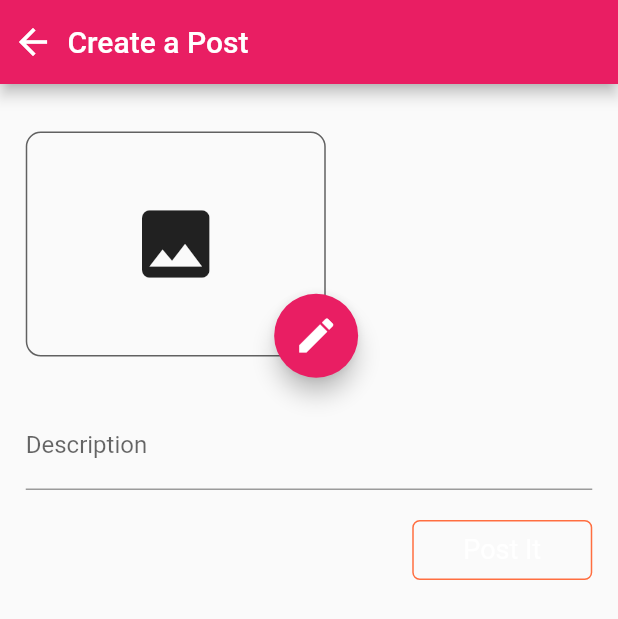
After one commit to Saran-Kaanth/my_mentor, a Flutter app: the PostAddScreen screen opened directly, on a phone screen of 412 x 824 dp. The commit adds this screen. Shown: the top 619 px of the screen. Run offline on Flutter 3.47's test engine with Material 2 defaults, Android fonts, the phone set to English and light mode, and no system bars; our stand-ins replace date_field, email_validator, firebase_auth, firebase_core, firebase_database, firebase_storage and 7 more; missing offline and left inert: form_controller; accounts and stored records are empty.

Commit message:
post data commit

```diff
--- a/lib/blocs/postBloc/post_event.dart
+++ b/lib/blocs/postBloc/post_event.dart
@@ -5,3 +5,10 @@ abstract class PostEvent {}
 class PostLoadingEvent extends PostEvent {}
 
 class PostLoadedEvent extends PostEvent {}
+
+class PostSubmittingEvent extends PostEvent {
+  String photoUrl;
+  String postDescription;
+
+  PostSubmittingEvent(this.photoUrl, this.postDescription);
+}
--- a/lib/blocs/postBloc/post_state.dart
+++ b/lib/blocs/postBloc/post_state.dart
@@ -6,6 +6,17 @@ class PostInitialState extends PostState {}
 
 class PostLoadingState extends PostState {}
 
+class PostImageUploadingState extends PostState {}
+
+class PostImageUploadedState extends PostState {}
+
+class PostUploadingState extends PostState {}
+
+class PostUploadedState extends PostState {}
+
 class PostLoadedState extends PostState {}
 
-class PostErrorState extends PostState {}
+class PostErrorState extends PostState {
+  String errorMessage;
+  PostErrorState(this.errorMessage);
+}
--- a/lib/data/repositories/models/post.dart
+++ b/lib/data/repositories/models/post.dart
@@ -1,10 +1,10 @@
 class Post {
-  final String postId;
-  final String postedBy;
-  final String authorId;
-  final String postDate;
-  final String postUrl;
-  final String postDescription;
+  String? postId;
+  String? postedBy;
+  String? authorId;
+  String? postDate;
+  String? postUrl;
+  String? postDescription;
   int? likes;
 
   Post(this.postUrl, this.postId, this.postedBy, this.authorId, this.postDate,
--- /dev/null
+++ b/lib/screens/post_add_screen.dart
@@ -0,0 +1,191 @@
+import 'dart:io';
+
+import 'package:flutter/cupertino.dart';
+import 'package:flutter/material.dart';
+import 'package:flutter_bloc/flutter_bloc.dart';
+import 'package:image_cropper/image_cropper.dart';
+import 'package:image_picker/image_picker.dart';
+import 'package:my_mentor/blocs/postBloc/post_bloc.dart';
+import 'package:my_mentor/screens/my_profile_screen.dart';
+import 'package:firebase_storage/firebase_storage.dart';
+
+class PostAddScreen extends StatefulWidget {
+  const PostAddScreen({Key? key}) : super(key: key);
+  @override
+  State<StatefulWidget> createState() => PostAddScreenState();
+}
+
+class PostAddScreenState extends State<PostAddScreen> {
+  File? imageFile;
+  String? postDescription;
+
+  @override
+  void initState() {
+    super.initState();
+  }
+
+  @override
+  void dispose() {
+    // tabController.dispose();
+    super.dispose();
+  }
+
+  void chooseImage(ImageSource source) async {
+    // final ImagePicker imagePicker=ImagePicker();
+    XFile? pickedFile = await ImagePicker()
+        .pickImage(source: source, maxHeight: 1080, maxWidth: 1080);
+    cropImage(pickedFile!.path);
+    // setState(() {
+    //   imageFile = File(pickedFile!.path);
+    // });
+    print("cropped");
+  }
+
+  void cropImage(filePath) async {
+    CroppedFile? croppedImage = await ImageCropper()
+        .cropImage(sourcePath: filePath, maxHeight: 1080, maxWidth: 1080);
+    if (croppedImage != null) {
+      setState(() {
+        print("hello image");
+        print(croppedImage);
+        print(croppedImage.path);
+        print(imageFile);
+        imageFile = File(croppedImage.path);
+      });
+    } else {
+      print("not cropped");
+    }
+  }
+
+  @override
+  Widget build(BuildContext context) {
+    Size size = MediaQuery.of(context).size;
+    final postBloc = BlocProvider.of<PostBloc>(context);
+    return Scaffold(
+      appBar: AppBar(
+        title: Text("Create a Post"),
+        titleSpacing: 25,
+        automaticallyImplyLeading: false,
+        leading: IconButton(
+            splashColor: Colors.white,
+            splashRadius: 20,
+            alignment: Alignment.centerLeft,
+            onPressed: () {
+              print("back");
+              Navigator.pop(context);
+            },
+            icon: Icon(
+              Icons.arrow_back_sharp,
+              size: 28,
+            )),
+        leadingWidth: 20,
+      ),
+      body: SingleChildScrollView(
+        child: Padding(
+            padding: EdgeInsets.symmetric(
+                vertical: size.width / 13, horizontal: size.width / 24),
+            child: Column(
+              mainAxisAlignment: MainAxisAlignment.start,
+              crossAxisAlignment: CrossAxisAlignment.start,
+              children: [
+                // Container(
+                //   height: size.height,
+                //   width: size.width,
+                //   color: Colors.blue,
+                // )
+                Stack(
+                  alignment: Alignment(1.3, 1.3),
+                  children: [
+                    imageFile != null
+                        ? Container(
+                            child: Image.file(
+                              imageFile!,
+                              width: 200,
+                              height: 150,
+                              // fit: BoxFit.fill,
+                            ),
+                          )
+                        : imageContainer(Icon(
+                            Icons.image,
+                            size: 60,
+                          )),
+                    FloatingActionButton(
+                      onPressed: () async {
+                        chooseImage(ImageSource.gallery);
+                      },
+                      child: Container(
+                        height: 30,
+                        width: 30,
+                        // color: Colors.blue,
+                        // decoration: BoxDecoration(
+                        //     // border: Border.all(color: Colors.deepOrangeAccent),
+                        //     borderRadius: BorderRadius.circular(150)),
+                        child: Icon(
+                          Icons.edit,
+                          size: 30,
+                        ),
+                      ),
+                    ),
+                  ],
+                ),
+                spaceBox(30),
+                TextFormField(
+                  // style: UIStuff.formInputStyle,
+                  // controller: _noteController,
+                  style: TextStyle(
+                    color: Colors.white,
+                  ),
+                  keyboardType: TextInputType.multiline,
+                  maxLines: null,
+                  decoration: const InputDecoration(
+                    labelText: "Description",
+                  ),
+                  onChanged: (value) => postDescription = value.toString(),
+                ),
+                spaceBox(20),
+                Row(
+                  mainAxisAlignment: MainAxisAlignment.end,
+                  children: [
+                    InkWell(
+                      onTap: () {
+                        postBloc.add(PostSubmittingEvent(
+                            imageFile!.path, postDescription!));
+                      },
+                      splashColor: Colors.deepOrangeAccent,
+                      child: Container(
+                        child: Padding(
+                          padding:
+                              EdgeInsets.symmetric(vertical: 8, horizontal: 2),
+                          child: Text(
+                            "Post It",
+                            textAlign: TextAlign.center,
+                            style: TextStyle(color: Colors.white, fontSize: 18),
+                          ),
+                        ),
+                        width: 120,
+                        height: 40,
+                        decoration: BoxDecoration(
+                            borderRadius: BorderRadius.all(Radius.circular(5)),
+                            border: Border.all(color: Colors.deepOrangeAccent)),
+                      ),
+                    )
+                  ],
+                )
+              ],
+            )),
+      ),
+    );
+  }
+
+  Widget imageContainer(Widget widget) {
+    return Container(
+      height: 150,
+      width: 200,
+      // color: Colors.amber,
+      decoration: BoxDecoration(
+          border: Border.all(color: Colors.grey.shade700),
+          borderRadius: BorderRadius.circular(10)),
+      child: widget,
+    );
+  }
+}
--- a/pubspec.yaml
+++ b/pubspec.yaml
@@ -53,8 +53,8 @@ dependencies:
   google_nav_bar: ^5.0.6
   switch_tab:
   image_cropper:
-  path_provider:
-  image_gallery_saver:
+  # path_provider:
+  # image_gallery_saver:
 
 dev_dependencies:
   flutter_test:
```
Also changed, not shown: lib/blocs/postBloc/post_bloc.dart (+18 -2 lines), lib/data/repositories/post_repository.dart (+29 -3 lines), lib/screens/example_screen.dart (+12 -56 lines), lib/screens/my_profile_screen.dart (+75 -14 lines), lib/utils.dart (line endings or trailing spaces), pubspec.lock, 1 other file.
